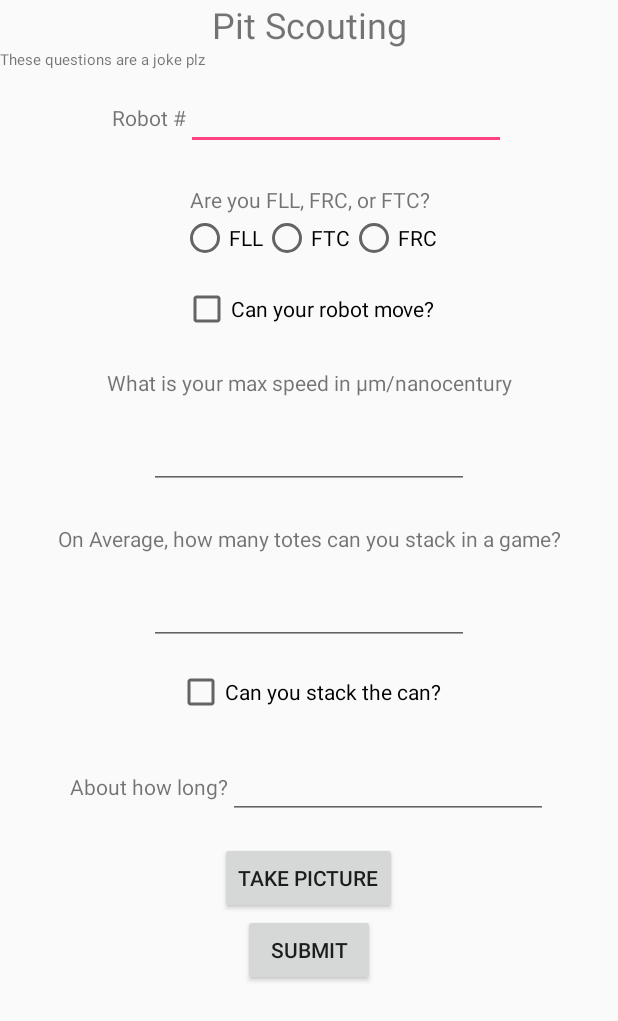
After one commit to Team4618/Scouting, an Android app: the layout activity_pit_scouting.xml on its own in the app's theme, with its tools: preview values and no code run, on a phone screen of 412 x 824 dp. The commit adds this screen. Shown: the top 1021 px of the screen. Run offline under Robolectric (Android 15) with nearby library versions, the phone set to English and light mode, and no system bars.

Commit message:
Added pit scouting

```diff
--- a/App/Client/app/src/main/java/team4618/scoutingapp/client/MainActivity.java
+++ b/App/Client/app/src/main/java/team4618/scoutingapp/client/MainActivity.java
@@ -8,12 +8,16 @@ import android.bluetooth.BluetoothSocket;
 import android.content.Context;
 import android.content.Intent;
 import android.content.pm.PackageManager;
+import android.graphics.Bitmap;
 import android.graphics.Color;
 import android.graphics.PorterDuff;
+import android.net.Uri;
 import android.os.Bundle;
 import android.os.Environment;
+import android.provider.MediaStore;
 import android.support.v4.app.ActivityCompat;
 import android.support.v4.content.ContextCompat;
+import android.support.v4.content.FileProvider;
 import android.support.v7.app.AppCompatActivity;
 import android.text.Editable;
 import android.text.TextWatcher;
@@ -49,6 +53,8 @@ public class MainActivity extends AppCompatActivity {
     static String tag = "Scouting";
     BluetoothSocket serverBTSocket;
     ArrayList<QuestionView> questions;
+    static int enableBTRequest = 0;
+    static int imageCaptureRequest = 1;
 
     @Override
     protected void onCreate(Bundle savedInstanceState) {
@@ -142,6 +148,53 @@ public class MainActivity extends AppCompatActivity {
                 connect();
             }
         }).start();
+    }
+
+    public void selctModePit(View view) {
+        setContentView(R.layout.activity_pit_scouting);
+        setTitle("Pit Scouting");
+    }
+
+    public void takePicture(View view) {
+        if (!getPackageManager().hasSystemFeature(PackageManager.FEATURE_CAMERA_ANY)) return;
+
+        Intent takePicture = new Intent(MediaStore.ACTION_IMAGE_CAPTURE);
+        if (takePicture.resolveActivity(getPackageManager()) != null) {
+            //get link to our documents folder, then our scouting
+            File docs = Environment.getExternalStorageDirectory();
+            File dir = new File(new File(docs, "pit scouting"), "img");
+
+            //create our folder if it doesn't already exist
+            if (!dir.exists()) {
+                dir.mkdirs();
+            }
+
+            File imageFile = null;
+            try {
+                String teamNumber = ((EditText)findViewById(R.id.matchRobotPit)).getText().toString().substring(0, 4); //get team #
+                imageFile = new File(dir, teamNumber + ".jpg");
+                imageFile.createNewFile();
+            } catch (IOException ex) {
+                ex.printStackTrace();
+            } catch (IllegalArgumentException ex) { //most likely team number isn't filled in
+                ex.printStackTrace();
+            } catch (StringIndexOutOfBoundsException ex) { //same as above
+                ex.printStackTrace();
+            }
+
+            if (imageFile != null) {
+                Uri photoUri = FileProvider.getUriForFile(this, "team4618.scoutingapp.client.fileprovider",
+                        imageFile);
+
+                takePicture.putExtra(MediaStore.EXTRA_OUTPUT, photoUri);
+                startActivityForResult(takePicture, imageCaptureRequest);
+            }
+        }
+    }
+
+    public void submitPit(View view) {
+        //this is where we would pull all our values from the pit layout, but honestly we're not going to use the data
+        //so I don't really care
     }
 
     public void btnOptions(View view) {
@@ -295,9 +348,9 @@ public class MainActivity extends AppCompatActivity {
             BluetoothAdapter btAdapter = ((BluetoothManager) getSystemService(Context.BLUETOOTH_SERVICE)).getAdapter();
 
             if (btAdapter == null || !btAdapter.isEnabled()) {
-                int enableBtRequest = 0;
                 Intent enableBtIntent = new Intent(BluetoothAdapter.ACTION_REQUEST_ENABLE);
-                startActivityForResult(enableBtIntent, enableBtRequest);
+                startActivityForResult(enableBtIntent, enableBTRequest);
+                return;
             }
 
             BluetoothDevice server = null;
@@ -721,6 +774,17 @@ public class MainActivity extends AppCompatActivity {
         canWrite = grantResults.length > 0 && grantResults[0] == PackageManager.PERMISSION_GRANTED;
     }
 
+    @Override
+    public void onActivityResult(int requestCode, int resultCode, Intent data) {
+        if (requestCode == imageCaptureRequest && resultCode == RESULT_OK) {
+            Bitmap pictureThumb = (Bitmap)data.getExtras().get("data");
+
+            ImageView imageView = findViewById(R.id.robotImagePit);
+            imageView.setImageBitmap(pictureThumb);
+            imageView.setVisibility(View.VISIBLE);
+        }
+    }
+
     enum networkingType {
         BT,
         none
--- /dev/null
+++ b/App/Client/app/src/main/res/layout/activity_pit_scouting.xml
@@ -0,0 +1,183 @@
+<?xml version="1.0" encoding="utf-8"?>
+<ScrollView xmlns:android="http://schemas.android.com/apk/res/android"
+            xmlns:app="http://schemas.android.com/apk/res-auto" android:layout_width="match_parent"
+            android:layout_height="match_parent">
+
+    <!--Recreated from https://media.discordapp.net/attachments/401921250860990477/499403693721124864/uqha64xbnnu01.jpg
+    Massimo, this is your fault!-->
+    <LinearLayout xmlns:android="http://schemas.android.com/apk/res/android"
+                  xmlns:app="http://schemas.android.com/apk/res-auto"
+                  xmlns:tools="http://schemas.android.com/tools"
+                  android:layout_width="match_parent"
+                  android:layout_height="match_parent"
+                  tools:context="team4618.scoutingapp.client.MainActivity" android:orientation="vertical"
+                  android:gravity="center_horizontal" android:visibility="visible"
+                  android:id="@+id/pitScoutingQuestions">
+        <TextView
+                android:text="Pit Scouting"
+                android:layout_width="match_parent"
+                android:layout_height="wrap_content" android:id="@+id/pitScoutingHeader" android:textAlignment="center"
+                android:textSize="24sp"/>
+        <TextView
+                android:text="These questions are a joke plz"
+                android:layout_width="match_parent"
+                android:layout_height="wrap_content" android:id="@+id/textView3" android:textSize="10sp"/>
+        <LinearLayout
+                android:orientation="horizontal"
+                android:layout_width="wrap_content"
+                android:layout_height="wrap_content" android:id="@+id/llRobotNumberPit"
+                android:layout_weight="0"
+                android:layout_marginBottom="15dp">
+            <TextView
+                    android:id="@+id/matchRobotTxtPit"
+                    android:layout_width="wrap_content"
+                    android:layout_height="wrap_content"
+                    android:layout_marginBottom="8dp"
+                    android:layout_marginTop="8dp"
+                    android:text="Robot #"
+                    app:layout_constraintBottom_toBottomOf="@+id/matchNumber"
+                    app:layout_constraintEnd_toStartOf="@+id/matchNumber"
+                    app:layout_constraintHorizontal_bias="0.5"
+                    app:layout_constraintStart_toStartOf="parent"
+                    app:layout_constraintTop_toTopOf="@+id/matchNumber" android:layout_weight="0"/>
+            <EditText
+                    android:id="@+id/matchRobotPit"
+                    android:layout_width="wrap_content"
+                    android:layout_height="wrap_content"
+                    android:layout_marginTop="8dp"
+                    android:ems="10"
+                    android:inputType="number"
+                    app:layout_constraintEnd_toEndOf="parent"
+                    app:layout_constraintHorizontal_bias="0.5"
+                    app:layout_constraintStart_toEndOf="@+id/matchNumberTxt"
+                    app:layout_constraintTop_toTopOf="parent" android:layout_weight="0" android:singleLine="true"
+                    android:maxLength="4"/>
+        </LinearLayout>
+        <TextView
+                android:text="Are you FLL, FRC, or FTC?"
+                android:layout_width="match_parent"
+                android:layout_height="wrap_content" android:id="@+id/leaugePickTxtPit"
+                app:layout_constraintStart_toStartOf="@+id/matchNumberTxt" android:layout_marginStart="8dp"
+                app:layout_constraintEnd_toEndOf="@+id/matchNumber" android:layout_marginEnd="8dp"
+                android:layout_marginTop="8dp" app:layout_constraintTop_toBottomOf="@+id/matchNumber"
+                app:layout_constraintBottom_toBottomOf="parent" android:layout_marginBottom="0dp"
+                app:layout_constraintVertical_bias="0.04000002" android:textAlignment="center"
+                android:layout_weight="1"/>
+        <RadioGroup
+                android:layout_width="wrap_content"
+                android:layout_height="wrap_content"
+                android:orientation='horizontal' android:id="@+id/rdoLeaugePit"
+                android:layout_marginBottom="15dp">
+            <RadioButton
+                    android:text="FLL"
+                    android:layout_width="wrap_content"
+                    android:layout_height="wrap_content" android:id="@+id/btnFLL" android:layout_weight="1"/>
+            <RadioButton
+                    android:text="FTC"
+                    android:layout_width="wrap_content"
+                    android:layout_height="wrap_content" android:id="@+id/btnFTC" android:layout_weight="1"/>
+            <RadioButton
+                    android:text="FRC"
+                    android:layout_width="wrap_content"
+                    android:layout_height="wrap_content" android:id="@+id/btnFRC" android:layout_weight="1"/>
+        </RadioGroup>
+        <CheckBox
+                android:text="Can your robot move?"
+                android:layout_width="wrap_content"
+                android:layout_height="wrap_content" android:id="@+id/chckRobotMovePit"
+                android:layout_marginBottom="15dp"/>
+
+        <TextView
+                android:id="@+id/maxSpeedTxtPit"
+                android:layout_width="match_parent"
+                android:layout_height="wrap_content"
+                android:layout_marginBottom="8dp"
+                android:layout_marginTop="8dp"
+                android:text="What is your max speed in μm/nanocentury"
+                android:textAlignment="center"/>
+        <EditText
+                android:id="@+id/maxSpeedNumberPit"
+                android:layout_width="wrap_content"
+                android:layout_height="wrap_content"
+                android:layout_marginTop="8dp"
+                android:ems="10"
+                android:inputType="number"
+                app:layout_constraintEnd_toEndOf="parent"
+                app:layout_constraintHorizontal_bias="0.5"
+                app:layout_constraintStart_toEndOf="@+id/matchNumberTxt"
+                app:layout_constraintTop_toTopOf="parent" android:layout_weight="0" android:singleLine="true"
+                android:maxLength="-1"
+                android:layout_marginBottom="15dp"/>
+        <TextView
+                android:id="@+id/totesStackedTxtPit"
+                android:layout_width="match_parent"
+                android:layout_height="wrap_content"
+                android:layout_marginBottom="8dp"
+                android:layout_marginTop="8dp"
+                android:text="On Average, how many totes can you stack in a game?"
+                android:textAlignment="center"/>
+        <EditText
+                android:id="@+id/totesStackedNumberPit"
+                android:layout_width="wrap_content"
+                android:layout_height="wrap_content"
+                android:layout_marginTop="8dp"
+                android:ems="10"
+                android:inputType="number"
+                app:layout_constraintEnd_toEndOf="parent"
+                app:layout_constraintHorizontal_bias="0.5"
+                app:layout_constraintStart_toEndOf="@+id/matchNumberTxt"
+                app:layout_constraintTop_toTopOf="parent" android:layout_weight="0" android:singleLine="true"
+                android:maxLength="-1"
+                android:layout_marginBottom="15dp"/>
+        <CheckBox
+                android:text="Can you stack the can?"
+                android:layout_width="wrap_content"
+                android:layout_height="wrap_content" android:id="@+id/stackCanPit"
+                android:layout_marginBottom="15dp"/>
+        <LinearLayout
+                android:orientation="horizontal"
+                android:layout_width="wrap_content"
+                android:layout_height="wrap_content" android:id="@+id/llHowLongPit"
+                android:layout_weight="0"
+                android:layout_marginBottom="15dp">
+            <TextView
+                    android:id="@+id/howLongTxtPit"
+                    android:layout_width="wrap_content"
+                    android:layout_height="wrap_content"
+                    android:layout_marginBottom="8dp"
+                    android:layout_marginTop="8dp"
+                    android:text="About how long?"
+                    app:layout_constraintBottom_toBottomOf="@+id/matchNumber"
+                    app:layout_constraintEnd_toStartOf="@+id/matchNumber"
+                    app:layout_constraintHorizontal_bias="0.5"
+                    app:layout_constraintStart_toStartOf="parent"
+                    app:layout_constraintTop_toTopOf="@+id/matchNumber" android:layout_weight="0"/>
+            <EditText
+                    android:id="@+id/howLongPit"
+                    android:layout_width="wrap_content"
+                    android:layout_height="wrap_content"
+                    android:layout_marginTop="8dp"
+                    android:ems="10"
+                    android:inputType="number"
+                    app:layout_constraintEnd_toEndOf="parent"
+                    app:layout_constraintHorizontal_bias="0.5"
+                    app:layout_constraintStart_toEndOf="@+id/matchNumberTxt"
+                    app:layout_constraintTop_toTopOf="parent" android:layout_weight="0" android:singleLine="true"
+                    android:maxLength="-1"/>
+        </LinearLayout>
+        <Button
+                android:text="Take Picture"
+                android:layout_width="wrap_content"
+                android:layout_height="wrap_content" android:id="@+id/takePictureBtnPit" android:layout_weight="0"
+                android:onClick="takePicture"/>
+        <ImageView
+                android:layout_width="wrap_content"
+                android:layout_height="wrap_content" app:srcCompat="@android:drawable/btn_star"
+                android:visibility="gone" android:id="@+id/robotImagePit"/>
+        <Button
+                android:text="Submit"
+                android:layout_width="wrap_content"
+                android:layout_height="wrap_content" android:id="@+id/btnSubitPit" android:onClick="submitPit"/>
+
+    </LinearLayout>
+</ScrollView>
--- a/App/Client/app/src/main/res/layout/activity_select_mode.xml
+++ b/App/Client/app/src/main/res/layout/activity_select_mode.xml
@@ -34,15 +34,23 @@
             android:layout_width="wrap_content"
             android:layout_height="wrap_content" android:id="@+id/btnOptions"
             android:onClick="btnOptions"
+            app:layout_constraintTop_toTopOf="parent" android:layout_marginTop="8dp"
+            app:layout_constraintBottom_toBottomOf="parent" android:layout_marginBottom="8dp"
+            app:layout_constraintStart_toStartOf="@+id/btnSelectNone" android:layout_marginStart="8dp"
+            app:layout_constraintEnd_toEndOf="@+id/btnSelectNone"/>
+    <Button
+            android:text="Pit Scouting"
+            android:layout_width="wrap_content"
+            android:layout_height="wrap_content" android:id="@+id/btnPitScouting"
+            app:layout_constraintStart_toStartOf="@+id/btnSelectBT"
+            app:layout_constraintBaseline_toBaselineOf="@+id/btnOptions"
             app:layout_constraintEnd_toEndOf="@+id/btnSelectBT" android:layout_marginEnd="8dp"
-            app:layout_constraintStart_toStartOf="@+id/btnSelectNone" android:layout_marginStart="8dp"
-            app:layout_constraintTop_toTopOf="parent" android:layout_marginTop="8dp"
-            app:layout_constraintBottom_toBottomOf="parent" android:layout_marginBottom="8dp"/>
+            android:onClick="selctModePit"/>
     <EditText
             android:layout_width="wrap_content"
             android:layout_height="wrap_content"
             android:inputType="textPersonName"
-            android:text="Name"
+            android:text="Verificafion"
             android:ems="10"
             android:id="@+id/verification"
             android:layout_marginBottom="8dp" app:layout_constraintBottom_toBottomOf="parent"
--- /dev/null
+++ b/App/Client/app/src/main/res/xml/file_paths.xml
@@ -0,0 +1,5 @@
+<?xml version="1.0" encoding="utf-8"?>
+
+<paths xmlns:android="http://schemas.android.com/apk/res/android">
+    <external-path name="pit_scouting" path="pit scouting" />
+</paths>
```
Also changed, not shown: App/Client/app/src/main/AndroidManifest.xml (+13 -0 lines).
